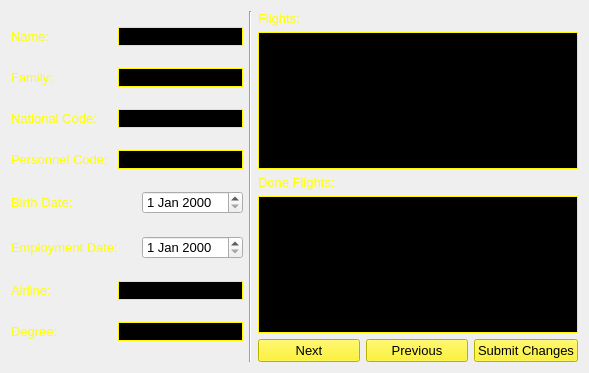
Old version of the form MyProj/pilotspage.ui in the repository shahabbadihi/airport_managementt.
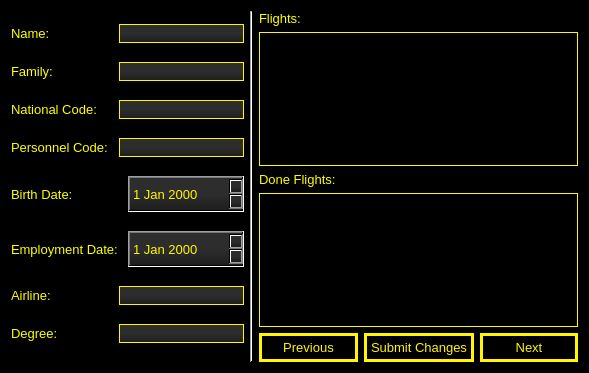
New version of the form.

Patch:
```diff
--- a/MyProj/pilotspage.ui
+++ b/MyProj/pilotspage.ui
@@ -15,8 +15,7 @@
   </property>
   <property name="styleSheet">
    <string notr="true">#PilotsPage {
-	
-
+	background-color: rgb(0, 0, 0);
 }
 
 QLabel {
@@ -30,8 +29,28 @@
 	color: #fff600;
 }
 
+QLineEdit {
+	 background-color: qlineargradient(spread:pad, x1:0.517, y1:0, x2:0.517, y2:1, stop:0 rgba(45, 45, 45, 255), stop:0.505682 rgba(45, 45, 45, 255), stop:1 rgba(29, 29, 29, 255));
+}
+
 QPushButton {
+	background: rgb(0, 0, 0);
+	color: rgb(255, 246, 0);
+	border: 3px solid #fff600;
+	padding: 4px;
+}
+
+QPushButton:hover {
 	background: rgb(255, 246, 0);
+	color:  rgb(0, 0, 0);
+}
+
+QDateEdit {
+	color:  rgb(255, 246, 0);
+	padding-right: 15px;
+	border-width: 3;
+	height: 30;
+	background-color: qlineargradient(spread:pad, x1:0.517, y1:0, x2:0.517, y2:1, stop:0 rgba(45, 45, 45, 255), stop:0.505682 rgba(45, 45, 45, 255), stop:1 rgba(29, 29, 29, 255));
 }
 
 * {
@@ -250,13 +269,6 @@
      </item>
      <item>
       <layout class="QHBoxLayout" name="horizontalLayout">
-       <item>
-        <widget class="QPushButton" name="btnNextPilot">
-         <property name="text">
-          <string>Next</string>
-         </property>
-        </widget>
-       </item>
        <item>
         <widget class="QPushButton" name="btnPrePilot">
          <property name="text">
@@ -271,6 +283,13 @@
          </property>
         </widget>
        </item>
+       <item>
+        <widget class="QPushButton" name="btnNextPilot">
+         <property name="text">
+          <string>Next</string>
+         </property>
+        </widget>
+       </item>
       </layout>
      </item>
     </layout>
```
